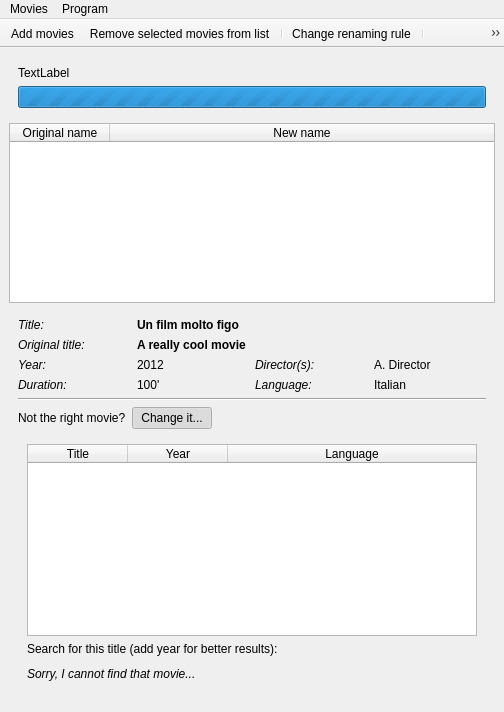
Before: the Qt Designer form src/main_window.ui in albemala/almoviesrenamer, drawn with Qt 5.
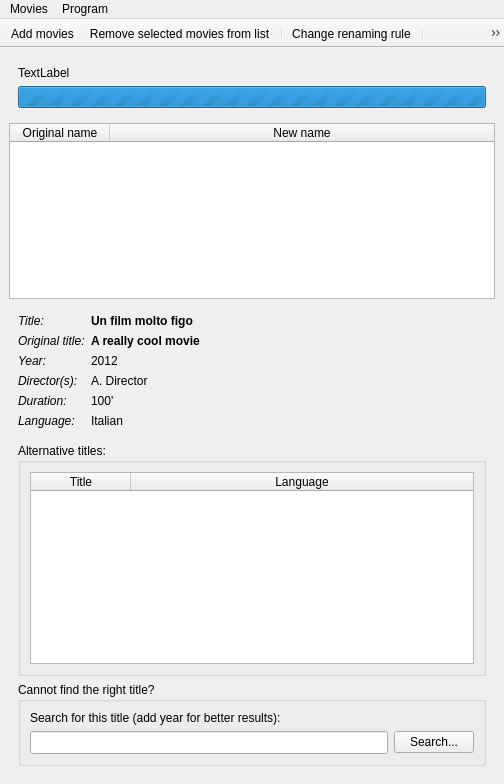
After: the same form once the commit is applied. The open tabs and pages were chosen to show the change. Icons and pictures are not drawn.

Commit message: improvements movie information panel

Diff of the .ui file:
```diff
--- a/src/main_window.ui
+++ b/src/main_window.ui
@@ -7,7 +7,7 @@
     <x>0</x>
     <y>0</y>
     <width>503</width>
-    <height>712</height>
+    <height>784</height>
    </rect>
   </property>
   <property name="windowIcon">
@@ -91,23 +91,13 @@
       <widget class="QWidget" name="page_2">
        <layout class="QVBoxLayout" name="verticalLayout_3">
         <item>
-         <layout class="QGridLayout" name="gridLayout">
-          <item row="0" column="1" colspan="3">
-           <widget class="QLabel" name="label_title">
-            <property name="font">
-             <font>
-              <weight>75</weight>
-              <bold>true</bold>
-             </font>
-            </property>
-            <property name="text">
-             <string>Un film molto figo</string>
-            </property>
-            <property name="textInteractionFlags">
-             <set>Qt::LinksAccessibleByMouse|Qt::TextSelectableByKeyboard|Qt::TextSelectableByMouse</set>
-            </property>
-           </widget>
-          </item>
+         <layout class="QFormLayout" name="formLayout">
+          <property name="fieldGrowthPolicy">
+           <enum>QFormLayout::AllNonFixedFieldsGrow</enum>
+          </property>
+          <property name="bottomMargin">
+           <number>9</number>
+          </property>
           <item row="0" column="0">
            <widget class="QLabel" name="label_2">
             <property name="font">
@@ -120,6 +110,22 @@
             </property>
            </widget>
           </item>
+          <item row="0" column="1">
+           <widget class="QLabel" name="label_title">
+            <property name="font">
+             <font>
+              <weight>75</weight>
+              <bold>true</bold>
+             </font>
+            </property>
+            <property name="text">
+             <string>Un film molto figo</string>
+            </property>
+            <property name="textInteractionFlags">
+             <set>Qt::LinksAccessibleByMouse|Qt::TextSelectableByKeyboard|Qt::TextSelectableByMouse</set>
+            </property>
+           </widget>
+          </item>
           <item row="1" column="0">
            <widget class="QLabel" name="label_12">
             <property name="font">
@@ -132,7 +138,7 @@
             </property>
            </widget>
           </item>
-          <item row="1" column="1" colspan="3">
+          <item row="1" column="1">
            <widget class="QLabel" name="label_original_title">
             <property name="font">
              <font>
@@ -167,7 +173,7 @@
             </property>
            </widget>
           </item>
-          <item row="2" column="2">
+          <item row="3" column="0">
            <widget class="QLabel" name="label_14">
             <property name="font">
              <font>
@@ -179,14 +185,14 @@
             </property>
            </widget>
           </item>
-          <item row="2" column="3">
+          <item row="3" column="1">
            <widget class="QLabel" name="label_director">
             <property name="text">
              <string>A. Director</string>
             </property>
            </widget>
           </item>
-          <item row="3" column="0">
+          <item row="4" column="0">
            <widget class="QLabel" name="label_16">
             <property name="font">
              <font>
@@ -198,26 +204,26 @@
             </property>
            </widget>
           </item>
-          <item row="3" column="2">
-           <widget class="QLabel" name="label_15">
-            <property name="font">
-             <font>
-              <italic>true</italic>
-             </font>
-            </property>
-            <property name="text">
-             <string>Language:</string>
-            </property>
-           </widget>
-          </item>
-          <item row="3" column="1">
+          <item row="4" column="1">
            <widget class="QLabel" name="label_duration">
             <property name="text">
              <string>100'</string>
             </property>
            </widget>
           </item>
-          <item row="3" column="3">
+          <item row="5" column="0">
+           <widget class="QLabel" name="label_15">
+            <property name="font">
+             <font>
+              <italic>true</italic>
+             </font>
+            </property>
+            <property name="text">
+             <string>Language:</string>
+            </property>
+           </widget>
+          </item>
+          <item row="5" column="1">
            <widget class="QLabel" name="label_language">
             <property name="text">
              <string>Italian</string>
@@ -227,55 +233,14 @@
          </layout>
         </item>
         <item>
-         <widget class="Line" name="line">
-          <property name="orientation">
-           <enum>Qt::Horizontal</enum>
+         <widget class="QGroupBox" name="groupBox">
+          <property name="title">
+           <string>Alternative titles:</string>
           </property>
-         </widget>
-        </item>
-        <item>
-         <layout class="QHBoxLayout" name="horizontalLayout_6">
-          <item>
-           <widget class="QLabel" name="label">
-            <property name="text">
-             <string>Not the right movie?</string>
-            </property>
-           </widget>
-          </item>
-          <item>
-           <widget class="QPushButton" name="button_change_movie">
-            <property name="text">
-             <string>Change it...</string>
-            </property>
-            <property name="checkable">
-             <bool>true</bool>
-            </property>
-            <property name="checked">
-             <bool>true</bool>
-            </property>
-           </widget>
-          </item>
-          <item>
-           <spacer name="horizontalSpacer_7">
-            <property name="orientation">
-             <enum>Qt::Horizontal</enum>
-            </property>
-            <property name="sizeHint" stdset="0">
-             <size>
-              <width>40</width>
-              <height>20</height>
-             </size>
-            </property>
-           </spacer>
-          </item>
-         </layout>
-        </item>
-        <item>
-         <widget class="QWidget" name="widget_alternative_movies" native="true">
+          <property name="flat">
+           <bool>true</bool>
+          </property>
           <layout class="QVBoxLayout" name="verticalLayout_6">
-           <property name="bottomMargin">
-            <number>9</number>
-           </property>
            <item>
             <widget class="QTableWidget" name="table_others_info">
              <property name="editTriggers">
@@ -301,11 +266,6 @@
                <string>Title</string>
               </property>
              </column>
-             <column>
-              <property name="text">
-               <string>Year</string>
-              </property>
-             </column>
              <column>
               <property name="text">
                <string>Language</string>
@@ -313,6 +273,18 @@
              </column>
             </widget>
            </item>
+          </layout>
+         </widget>
+        </item>
+        <item>
+         <widget class="QGroupBox" name="groupBox_2">
+          <property name="title">
+           <string>Cannot find the right title?</string>
+          </property>
+          <property name="flat">
+           <bool>true</bool>
+          </property>
+          <layout class="QVBoxLayout" name="verticalLayout_7">
            <item>
             <widget class="QLabel" name="label_7">
              <property name="text">
@@ -379,25 +351,6 @@
                </item>
               </layout>
              </widget>
-             <widget class="QWidget" name="page_5">
-              <layout class="QVBoxLayout" name="verticalLayout_8">
-               <property name="margin">
-                <number>0</number>
-               </property>
-               <item>
-                <widget class="QLabel" name="label_9">
-                 <property name="font">
-                  <font>
-                   <italic>true</italic>
-                  </font>
-                 </property>
-                 <property name="text">
-                  <string>Sorry, I cannot find that movie...</string>
-                 </property>
-                </widget>
-               </item>
-              </layout>
-             </widget>
             </widget>
            </item>
           </layout>
```
The commit also changes 3 other files.
